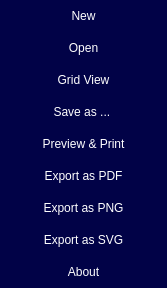
Above: src/Base/mainmenu.ui from parisa-hr/DiagramTool before the change. Below: the same form after it.
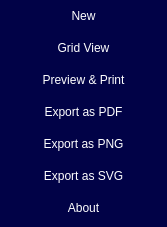
That is the form after the change.

Patch:
```diff
--- a/src/Base/mainmenu.ui
+++ b/src/Base/mainmenu.ui
@@ -7,7 +7,7 @@
     <x>0</x>
     <y>0</y>
     <width>167</width>
-    <height>288</height>
+    <height>227</height>
    </rect>
   </property>
   <property name="windowTitle">
@@ -69,14 +69,55 @@
       <property name="spacing">
        <number>0</number>
       </property>
+      <item row="3" column="0">
+       <widget class="QPushButton" name="pb_ExportPDF">
+        <property name="sizePolicy">
+         <sizepolicy hsizetype="Minimum" vsizetype="Fixed">
+          <horstretch>0</horstretch>
+          <verstretch>32</verstretch>
+         </sizepolicy>
+        </property>
+        <property name="minimumSize">
+         <size>
+          <width>0</width>
+          <height>32</height>
+         </size>
+        </property>
+        <property name="maximumSize">
+         <size>
+          <width>16777215</width>
+          <height>32</height>
+         </size>
+        </property>
+        <property name="text">
+         <string>Export as PDF</string>
+        </property>
+        <property name="shortcut">
+         <string>Ctrl+E</string>
+        </property>
+       </widget>
+      </item>
+      <item row="5" column="0">
+       <widget class="QPushButton" name="pb_ExportSvg">
+        <property name="minimumSize">
+         <size>
+          <width>0</width>
+          <height>32</height>
+         </size>
+        </property>
+        <property name="maximumSize">
+         <size>
+          <width>16777215</width>
+          <height>32</height>
+         </size>
+        </property>
+        <property name="text">
+         <string>Export as SVG</string>
+        </property>
+       </widget>
+      </item>
       <item row="2" column="0">
-       <widget class="QPushButton" name="pb_GridView">
-        <property name="sizePolicy">
-         <sizepolicy hsizetype="Minimum" vsizetype="Fixed">
-          <horstretch>0</horstretch>
-          <verstretch>32</verstretch>
-         </sizepolicy>
-        </property>
+       <widget class="QPushButton" name="pb_print">
         <property name="minimumSize">
          <size>
           <width>0</width>
@@ -90,26 +131,27 @@
          </size>
         </property>
         <property name="text">
-         <string>Grid View</string>
+         <string>Preview &amp;&amp; Print</string>
         </property>
         <property name="shortcut">
-         <string>Ctrl+G</string>
-        </property>
-        <property name="checkable">
-         <bool>true</bool>
-        </property>
-        <property name="autoRepeat">
-         <bool>false</bool>
-        </property>
-        <property name="autoDefault">
-         <bool>false</bool>
-        </property>
-        <property name="default">
-         <bool>false</bool>
+         <string>Ctrl+P</string>
         </property>
        </widget>
       </item>
-      <item row="6" column="0">
+      <item row="7" column="0">
+       <spacer name="verticalSpacer">
+        <property name="orientation">
+         <enum>Qt::Vertical</enum>
+        </property>
+        <property name="sizeHint" stdset="0">
+         <size>
+          <width>20</width>
+          <height>40</height>
+         </size>
+        </property>
+       </spacer>
+      </item>
+      <item row="4" column="0">
        <widget class="QPushButton" name="pb_ExportPng">
         <property name="minimumSize">
          <size>
@@ -162,8 +204,8 @@
         </property>
        </widget>
       </item>
-      <item row="5" column="0">
-       <widget class="QPushButton" name="pb_ExportPDF">
+      <item row="1" column="0">
+       <widget class="QPushButton" name="pb_GridView">
         <property name="sizePolicy">
          <sizepolicy hsizetype="Minimum" vsizetype="Fixed">
           <horstretch>0</horstretch>
@@ -183,42 +225,29 @@
          </size>
         </property>
         <property name="text">
-         <string>Export as PDF</string>
+         <string>Grid View</string>
         </property>
         <property name="shortcut">
          <string>Ctrl+E</string>
         </property>
-       </widget>
-      </item>
-      <item row="3" column="0">
-       <widget class="QPushButton" name="pb_Saveas">
-        <property name="sizePolicy">
-         <sizepolicy hsizetype="Minimum" vsizetype="Fixed">
-          <horstretch>0</horstretch>
-          <verstretch>32</verstretch>
-         </sizepolicy>
+        <property name="checkable">
+         <bool>true</bool>
         </property>
-        <property name="minimumSize">
-         <size>
-          <width>0</width>
-          <height>32</height>
-         </size>
+        <property name="autoRepeat">
+         <bool>false</bool>
         </property>
-        <property name="maximumSize">
-         <size>
-          <width>16777215</width>
-          <height>32</height>
-         </size>
+        <property name="autoDefault">
+         <bool>false</bool>
         </property>
-        <property name="text">
-         <string>Save as ... </string>
+        <property name="default">
+         <bool>false</bool>
         </property>
         <property name="shortcut">
          <string>Ctrl+S</string>
         </property>
        </widget>
       </item>
-      <item row="8" column="0">
+      <item row="6" column="0">
        <widget class="QPushButton" name="pb_about">
         <property name="sizePolicy">
          <sizepolicy hsizetype="Minimum" vsizetype="Preferred">
@@ -246,88 +275,6 @@
         </property>
        </widget>
       </item>
-      <item row="9" column="0">
-       <spacer name="verticalSpacer">
-        <property name="orientation">
-         <enum>Qt::Vertical</enum>
-        </property>
-        <property name="sizeHint" stdset="0">
-         <size>
-          <width>20</width>
-          <height>40</height>
-         </size>
-        </property>
-       </spacer>
-      </item>
-      <item row="1" column="0">
-       <widget class="QPushButton" name="pb_Open">
-        <property name="sizePolicy">
-         <sizepolicy hsizetype="Minimum" vsizetype="Fixed">
-          <horstretch>0</horstretch>
-          <verstretch>32</verstretch>
-         </sizepolicy>
-        </property>
-        <property name="minimumSize">
-         <size>
-          <width>0</width>
-          <height>32</height>
-         </size>
-        </property>
-        <property name="maximumSize">
-         <size>
-          <width>16777215</width>
-          <height>32</height>
-         </size>
-        </property>
-        <property name="text">
-         <string>Open</string>
-        </property>
-        <property name="shortcut">
-         <string>Ctrl+O</string>
-        </property>
-       </widget>
-      </item>
-      <item row="7" column="0">
-       <widget class="QPushButton" name="pb_ExportSvg">
-        <property name="minimumSize">
-         <size>
-          <width>0</width>
-          <height>32</height>
-         </size>
-        </property>
-        <property name="maximumSize">
-         <size>
-          <width>16777215</width>
-          <height>32</height>
-         </size>
-        </property>
-        <property name="text">
-         <string>Export as SVG</string>
-        </property>
-       </widget>
-      </item>
-      <item row="4" column="0">
-       <widget class="QPushButton" name="pb_print">
-        <property name="minimumSize">
-         <size>
-          <width>0</width>
-          <height>32</height>
-         </size>
-        </property>
-        <property name="maximumSize">
-         <size>
-          <width>16777215</width>
-          <height>32</height>
-         </size>
-        </property>
-        <property name="text">
-         <string>Preview &amp;&amp; Print</string>
-        </property>
-        <property name="shortcut">
-         <string>Ctrl+P</string>
-        </property>
-       </widget>
-      </item>
      </layout>
     </widget>
    </item>
```
Left out of the diff: 5 changed lines with no effect on the pictures.
